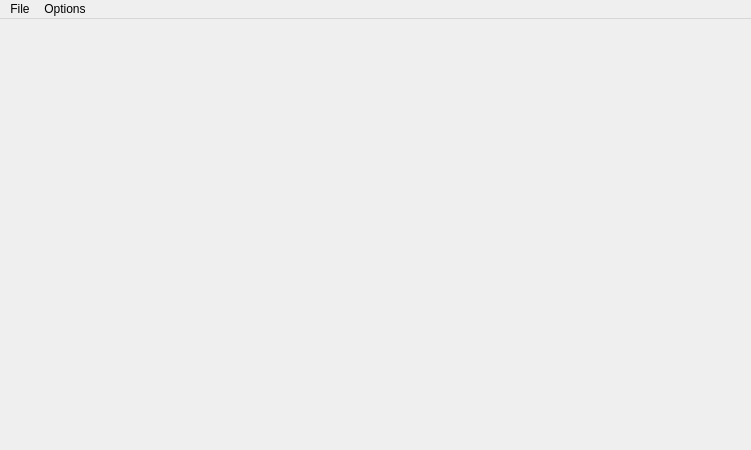
Qt form omain.ui (kuba-moo/GardenDB) before a commit.
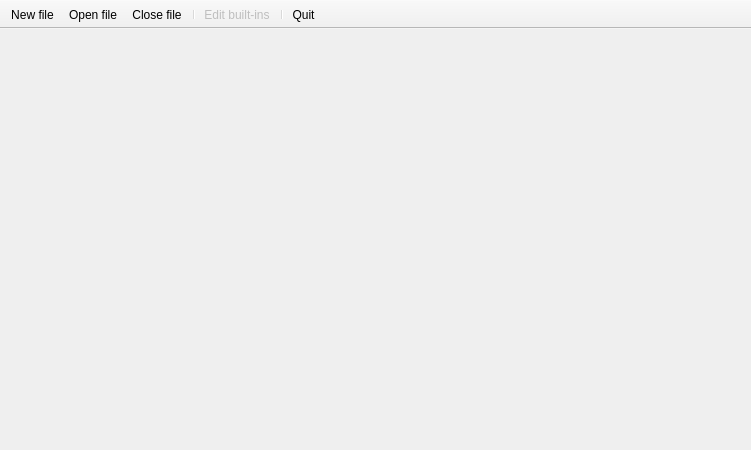
The same form after that commit. Icons and pictures are not drawn.

What changed in the file:
```diff
--- a/omain.ui
+++ b/omain.ui
@@ -33,35 +33,29 @@
     </item>
    </layout>
   </widget>
-  <widget class="QMenuBar" name="menuBar">
-   <property name="geometry">
-    <rect>
-     <x>0</x>
-     <y>0</y>
-     <width>751</width>
-     <height>21</height>
-    </rect>
+  <widget class="QToolBar" name="toolBar">
+   <property name="windowTitle">
+    <string>toolBar</string>
    </property>
-   <widget class="QMenu" name="menuPlik">
-    <property name="locale">
-     <locale language="English" country="UnitedStates"/>
-    </property>
-    <property name="title">
-     <string>File</string>
-    </property>
-    <addaction name="actionNew_file"/>
-    <addaction name="actionOpen_file"/>
-    <addaction name="actionClose_file"/>
-    <addaction name="actionQuit"/>
-   </widget>
-   <widget class="QMenu" name="menuOptions">
-    <property name="title">
-     <string>Options</string>
-    </property>
-    <addaction name="actionEdit_built_ins"/>
-   </widget>
-   <addaction name="menuPlik"/>
-   <addaction name="menuOptions"/>
+   <property name="movable">
+    <bool>false</bool>
+   </property>
+   <property name="toolButtonStyle">
+    <enum>Qt::ToolButtonTextBesideIcon</enum>
+   </property>
+   <attribute name="toolBarArea">
+    <enum>TopToolBarArea</enum>
+   </attribute>
+   <attribute name="toolBarBreak">
+    <bool>false</bool>
+   </attribute>
+   <addaction name="actionNew_file"/>
+   <addaction name="actionOpen_file"/>
+   <addaction name="actionClose_file"/>
+   <addaction name="separator"/>
+   <addaction name="actionEdit_built_ins"/>
+   <addaction name="separator"/>
+   <addaction name="actionQuit"/>
   </widget>
   <action name="actionOpen_file">
    <property name="text">
```
Left out of the diff: 24 changed lines with no effect on the pictures.
